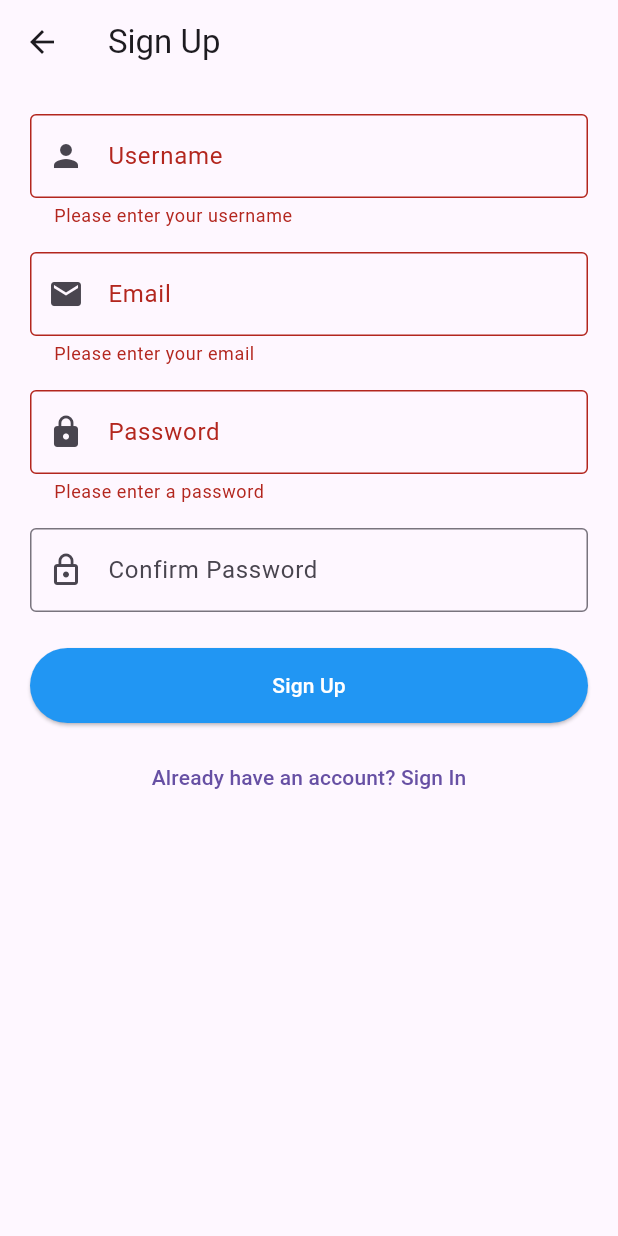
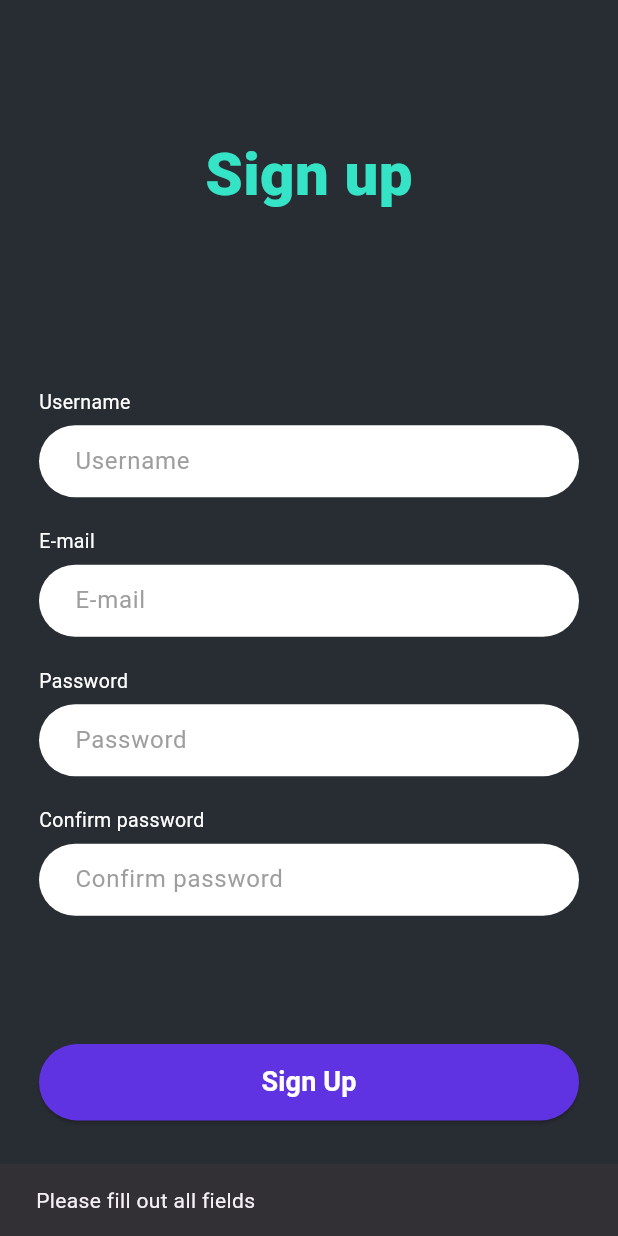
Before and after one commit to botyw7zin/my_app, a Flutter app: the SignUpScreen screen opened by its route, after a tap on "Sign Up", on a phone screen of 412 x 824 dp. Run offline on Flutter 3.47's test engine with Material 3 defaults, Android fonts, the phone set to English and light mode, and no system bars; our stand-ins replace cloud_firestore, connectivity_plus, firebase_auth, firebase_core, google_sign_in, hive and 1 more; accounts and stored records are empty; network calls fail; Roboto replaces fonts that are missing (Lexend Deca).

Commit message:
signup_scre

```diff
--- a/lib/screens/Splash.dart
+++ b/lib/screens/Splash.dart
@@ -1,3 +1,4 @@
+import 'dart:ui';
 import 'package:flutter/material.dart';
 import 'package:firebase_auth/firebase_auth.dart';
 import 'package:my_app/widgets/custom_button.dart';
@@ -19,19 +20,15 @@ class _SplashPageState extends State<SplashPage> {
   }
 
   Future<void> _initializeApp() async {
-    // Wait 1.5 seconds to show splash
     await Future.delayed(const Duration(milliseconds: 1500));
 
     if (!mounted) return;
 
-    // Check if user is logged in
     final user = FirebaseAuth.instance.currentUser;
 
     if (user != null) {
-      // User is logged in, go directly to home
       Navigator.pushReplacementNamed(context, '/home');
     } else {
-      // User not logged in, show the "LET'S START" button
       setState(() {
         _showButton = true;
       });
@@ -42,7 +39,64 @@ class _SplashPageState extends State<SplashPage> {
   Widget build(BuildContext context) {
     return Scaffold(
       backgroundColor: const Color(0xFF2C2F3E),
-      body: SafeArea(
+      body: Stack(
+        children: [
+          // Blurry yellow splotch - top left
+          Positioned(
+            top: 30,
+            left: -50,
+            child: ClipRect(
+              child: BackdropFilter(
+                filter: ImageFilter.blur(sigmaX: 45, sigmaY: 45),
+                child: Container(
+                  width: 180,
+                  height: 180,
+                  decoration: BoxDecoration(
+                    color: Colors.yellowAccent.withOpacity(0.23),
+                    shape: BoxShape.circle,
+                  ),
+                ),
+              ),
+            ),
+          ),
+          // Blurry yellow splotch - bottom right
+          Positioned(
+            bottom: -60,
+            right: -40,
+            child: ClipRect(
+              child: BackdropFilter(
+                filter: ImageFilter.blur(sigmaX: 60, sigmaY: 60),
+                child: Container(
+                  width: 220,
+                  height: 220,
+                  decoration: BoxDecoration(
+                    color: Colors.yellow.withOpacity(0.18),
+                    shape: BoxShape.circle,
+                  ),
+                ),
+              ),
+            ),
+          ),
+          // Optional: another splotch - bottom left
+          Positioned(
+            bottom: 50,
+            left: -50,
+            child: ClipRect(
+              child: BackdropFilter(
+                filter: ImageFilter.blur(sigmaX: 54, sigmaY: 54),
+                child: Container(
+                  width: 130,
+                  height: 130,
+                  decoration: BoxDecoration(
+                    color: Colors.amberAccent.withOpacity(0.16),
+                    shape: BoxShape.circle,
+                  ),
+                ),
+              ),
+            ),
+          ),
+          // Foreground: your splash content
+          SafeArea(
             child: Column(
               children: [
                 // Image section, centered higher on the page
@@ -84,8 +138,6 @@ class _SplashPageState extends State<SplashPage> {
                         ),
                       ),
                       const SizedBox(height: 32),
-
-                  // Show button after checking auth, or loading indicator
                       AnimatedSwitcher(
                         duration: const Duration(milliseconds: 300),
                         child: _showButton
@@ -94,6 +146,7 @@ class _SplashPageState extends State<SplashPage> {
                                 width: 200,
                                 height: 60,
                                 fontSize: 24,
+                                backgroundColor: Color(0xFF7550FF),
                                 onPressed: () {
                                   Navigator.pushReplacementNamed(context, '/login');
                                 },
@@ -108,6 +161,8 @@ class _SplashPageState extends State<SplashPage> {
               ],
             ),
           ),
+        ],
+      ),
     );
   }
 }
--- a/lib/screens/signin_screen.dart
+++ b/lib/screens/signin_screen.dart
@@ -139,6 +139,7 @@ class _LoginScreenState extends State<LoginScreen> {
                           width: 274,
                           height: 50,
                           fontSize: 18,
+                          backgroundColor: Color(0xFF7550FF)
                         ),
                       ),
                       SizedBox(height: 12),
--- a/lib/screens/signup_screen.dart
+++ b/lib/screens/signup_screen.dart
@@ -1,5 +1,7 @@
 import 'package:flutter/material.dart';
 import '../services/auth_service.dart';
+import '../widgets/custom_button.dart';
+import '../widgets/custom_text_field.dart';
 
 class SignUpScreen extends StatefulWidget {
   @override
@@ -25,7 +27,34 @@ class _SignUpScreenState extends State<SignUpScreen> {
   }
 
   Future<void> _signUp() async {
-    if (_formKey.currentState!.validate()) {
+    if (_nameController.text.trim().isEmpty ||
+        _emailController.text.trim().isEmpty ||
+        _passwordController.text.isEmpty ||
+        _confirmPasswordController.text.isEmpty) {
+      ScaffoldMessenger.of(context).showSnackBar(
+        SnackBar(content: Text('Please fill out all fields')),
+      );
+      return;
+    }
+    if (!_emailController.text.contains('@')) {
+      ScaffoldMessenger.of(context).showSnackBar(
+        SnackBar(content: Text('Please enter a valid email')),
+      );
+      return;
+    }
+    if (_passwordController.text.length < 6) {
+      ScaffoldMessenger.of(context).showSnackBar(
+        SnackBar(content: Text('Password must be at least 6 characters')),
+      );
+      return;
+    }
+    if (_passwordController.text != _confirmPasswordController.text) {
+      ScaffoldMessenger.of(context).showSnackBar(
+        SnackBar(content: Text('Passwords do not match')),
+      );
+      return;
+    }
+
     setState(() => _isLoading = true);
     try {
       final user = await _authService.registerWithEmail(
@@ -44,108 +73,151 @@ class _SignUpScreenState extends State<SignUpScreen> {
       if (mounted) setState(() => _isLoading = false);
     }
   }
-  }
 
   @override
   Widget build(BuildContext context) {
     return Scaffold(
-      appBar: AppBar(title: Text('Sign Up')),
-      body: Padding(
-        padding: EdgeInsets.all(20),
-        child: Form(
-          key: _formKey,
-          child: ListView(
-            // Use ListView for scrolling and keyboard overflow!
-            shrinkWrap: true,
+      backgroundColor: const Color(0xFF282C33),
+      body: SafeArea(
+        child: Padding(
+          padding: EdgeInsets.symmetric(horizontal: 26, vertical: 13),
+          child: Column(
+            crossAxisAlignment: CrossAxisAlignment.stretch,
             children: [
-              TextFormField(
+              Padding(
+                padding: EdgeInsets.only(top: 75, bottom: 30),
+                child: Text(
+                  'Sign up',
+                  textAlign: TextAlign.center,
+                  style: TextStyle(
+                    color: Color(0xFF35E4C6),
+                    fontFamily: 'Lexend Deca',
+                    fontWeight: FontWeight.w800,
+                    fontSize: 40,
+                  ),
+                ),
+              ),
+              // ...existing code...
+              Expanded(
+                child: Center(
+                  child: SingleChildScrollView(
+                    child: Column(
+                      mainAxisAlignment: MainAxisAlignment.center,
+                      crossAxisAlignment: CrossAxisAlignment.stretch,
+                      children: [
+                        // Username label + field
+                        Align(
+                          alignment: Alignment.centerLeft,
+                          child: Text(
+                            'Username',
+                            style: TextStyle(
+                              color: Colors.white,
+                              fontSize: 13,
+                              fontFamily: 'Lexend Deca',
+                            ),
+                          ),
+                        ),
+                        SizedBox(height: 6),
+                        CustomTextField(
+                          hintText: 'Username',
                           controller: _nameController,
-                decoration: InputDecoration(
-                  labelText: 'Username',
-                  border: OutlineInputBorder(),
-                  prefixIcon: Icon(Icons.person),
+                          obscureText: false,
                         ),
-                validator: (value) {
-                  if (value == null || value.trim().isEmpty) {
-                    return 'Please enter your username';
-                  }
-                  return null;
-                },
+                        SizedBox(height: 18),
+
+                        // E-mail label + field
+                        Align(
+                          alignment: Alignment.centerLeft,
+                          child: Text(
+                            'E-mail',
+                            style: TextStyle(
+                              color: Colors.white,
+                              fontSize: 13,
+                              fontFamily: 'Lexend Deca',
                             ),
-              SizedBox(height: 16),
+                          ),
+                        ),
+                        SizedBox(height: 6),
+                        CustomTextField(
+                          hintText: 'E-mail',
+                          controller: _emailController,
+                          obscureText: false,
+                        ),
+                        SizedBox(height: 18),
 
-              TextFormField(
-                controller: _emailController,
-                decoration: InputDecoration(
-                  labelText: 'Email',
-                  border: OutlineInputBorder(),
-                  prefixIcon: Icon(Icons.email),
+                        // Password label + field
+                        Align(
+                          alignment: Alignment.centerLeft,
+                          child: Text(
+                            'Password',
+                            style: TextStyle(
+                              color: Colors.white,
+                              fontSize: 13,
+                              fontFamily: 'Lexend Deca',
                             ),
-                keyboardType: TextInputType.emailAddress,
-                validator: (value) {
-                  if (value == null || value.isEmpty) {
-                    return 'Please enter your email';
-                  }
-                  if (!value.contains('@')) {
-                    return 'Please enter a valid email';
-                  }
-                  return null;
-                },
                           ),
-              SizedBox(height: 16),
+                        ),
+                        SizedBox(height: 6),
+                        CustomTextField(
+                          hintText: 'Password',
+                          controller: _passwordController,
+                          obscureText: true,
+                        ),
+                        SizedBox(height: 18),
 
-              TextFormField(
-                controller: _passwordController,
-                decoration: InputDecoration(
-                  labelText: 'Password',
-                  border: OutlineInputBorder(),
-                  prefixIcon: Icon(Icons.lock),
+                        // Confirm password label + field
+                        Align(
+                          alignment: Alignment.centerLeft,
+                          child: Text(
+                            'Confirm password',
+                            style: TextStyle(
+                              color: Colors.white,
+                              fontSize: 13,
+                              fontFamily: 'Lexend Deca',
                             ),
+                          ),
+                        ),
+                        SizedBox(height: 6),
+                        CustomTextField(
+                          hintText: 'Confirm password',
+                          controller: _confirmPasswordController,
                           obscureText: true,
-                validator: (value) {
-                  if (value == null || value.isEmpty) {
-                    return 'Please enter a password';
-                  }
-                  if (value.length < 6) {
-                    return 'Password must be at least 6 characters';
-                  }
-                  return null;
-                },
                         ),
-              SizedBox(height: 16),
+                      ],
+                    ),
+                  ),
+                ),
+              ),
+// ...existing code...
 
-              TextFormField(
-                controller: _confirmPasswordController,
-                decoration: InputDecoration(
-                  labelText: 'Confirm Password',
-                  border: OutlineInputBorder(),
-                  prefixIcon: Icon(Icons.lock_outline),
-                ),
-                obscureText: true,
-                validator: (value) {
-                  if (value != _passwordController.text) {
-                    return 'Passwords do not match';
-                  }
-                  return null;
-                },
-              ),
-              SizedBox(height: 24),
               SizedBox(
                 width: double.infinity,
-                height: 50,
-                child: ElevatedButton(
+                height: 51,
+                child: CustomButton(
+                  text: 'Sign Up',
                   onPressed: _isLoading ? null : _signUp,
-                  child: _isLoading
-                      ? CircularProgressIndicator(color: Colors.white)
-                      : Text('Sign Up'),
+                  width: double.infinity,
+                  height: 51,
+                  fontSize: 18,
+                  backgroundColor: Color(0xFF7550FF),
                 ),
               ),
-              SizedBox(height: 12),
-              TextButton(
-                onPressed: () {
-                  Navigator.pop(context);
-                },
-                child: Text('Already have an account? Sign In'),
+              SizedBox(height: 10),
+          Padding(
+            padding: const EdgeInsets.only(bottom: 6),
+            child: TextButton(
+              onPressed: () => Navigator.pop(context),
+              child: Text(
+                'Already have an account? Sign In',
+                style: TextStyle(
+                  color: Colors.white,
+                  fontFamily: 'Lexend Deca',
+                  decoration: TextDecoration.underline,
+                  decorationColor: Colors.white,
+                  decorationThickness: 2, // Optional: makes underline more visible
+                ),
+              ),
+            ),
           ),
                       ],
                     ),
--- a/lib/widgets/Custom_Button.dart
+++ b/lib/widgets/Custom_Button.dart
@@ -13,7 +13,8 @@ class CustomButton extends StatelessWidget {
     required this.onPressed,
     this.width = 150,
     this.height = 50,
-    this.fontSize = 18, // Default size for bigger words
+    this.fontSize = 18,
+    required Color backgroundColor, // Default size for bigger words
   }) : super(key: key);
 
   @override
```
Lines whose indentation alone changed are shown as unchanged.
